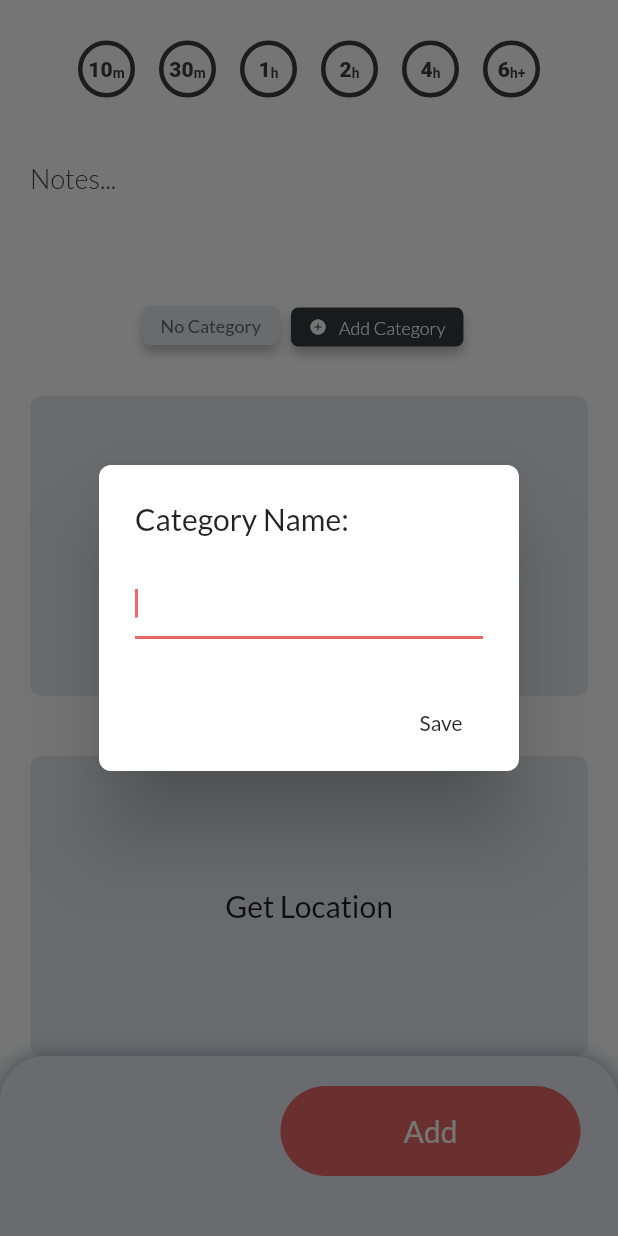
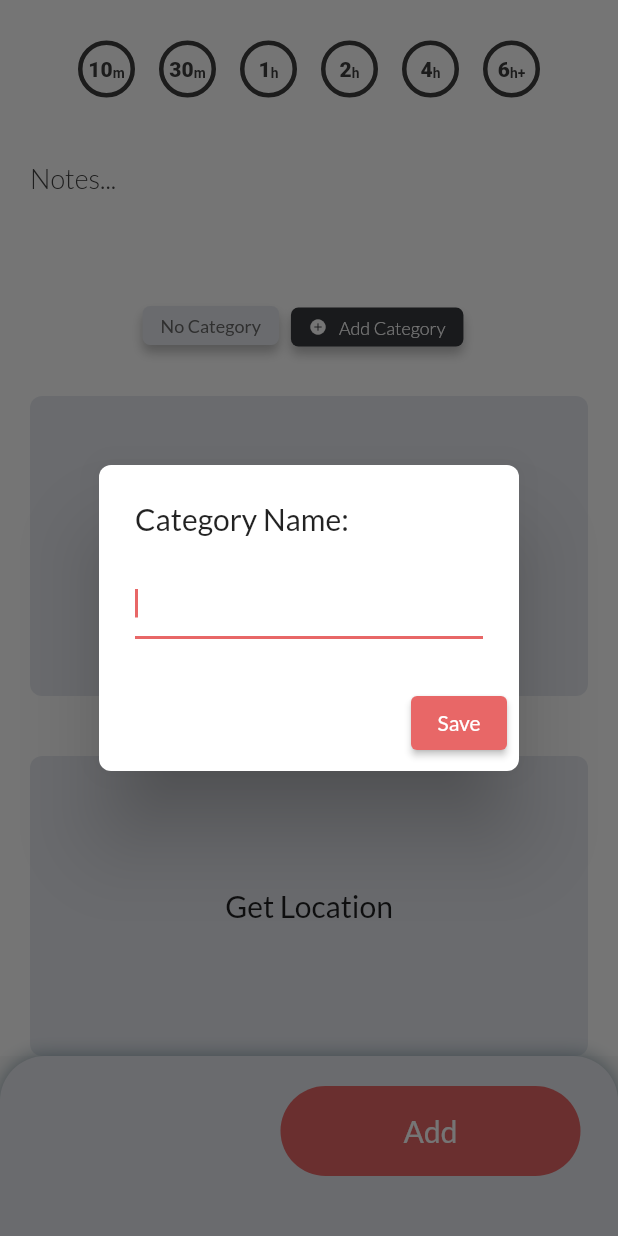
Before and after one commit to contrite/freetime, a Flutter app: the AddTaskScreen screen opened directly, scrolled down 159 dp, after a tap on "Add Category", on a phone screen of 412 x 824 dp. Run offline on Flutter 3.47's test engine with Material 2 defaults, Android fonts, the phone set to English and light mode, and no system bars; our stand-ins replace google_fonts, image_picker, location, rive, sqflite; accounts and stored records are empty.

Commit message:
ok, lots of things i guess

```diff
--- a/lib/Models/task_model.dart
+++ b/lib/Models/task_model.dart
@@ -31,7 +31,7 @@ class Task {
       this.imagePath});
 
   Map<String, dynamic> toMap() {
-    final map = Map<String, dynamic>();
+    final map = <String, dynamic>{};
     if (id != null) {
       map['id'] = id;
     }
--- a/lib/Widgets/activity_list_item.dart
+++ b/lib/Widgets/activity_list_item.dart
@@ -13,7 +13,7 @@ class ActivityListItem extends StatelessWidget {
   // final String timeType;
   final Task task;
 
-  const ActivityListItem({required this.task});
+  const ActivityListItem({Key? key, required this.task}) : super(key: key);
 
   @override
   Widget build(BuildContext context) {
@@ -31,7 +31,7 @@ class ActivityListItem extends StatelessWidget {
                     children: <Widget>[
                       Padding(
                         padding: const EdgeInsets.fromLTRB(0.0, 14.0, 0.0, 0.0),
-                        child: Container(
+                        child: SizedBox(
                           width: MediaQuery.of(context).size.width - 160,
                           child: Text(
                             task.title,
--- a/lib/Widgets/time_selector.dart
+++ b/lib/Widgets/time_selector.dart
@@ -1,5 +1,4 @@
 import 'package:flutter/material.dart';
-import 'package:freetime/Helpers/constants.dart';
 import 'package:freetime/Helpers/time_converter.dart';
 import 'package:google_fonts/google_fonts.dart';
 
@@ -33,10 +32,6 @@ class _TimeSelectorState extends State<TimeSelector>
     super.initState();
   }
 
-  @override
-  void dispose() {
-    super.dispose();
-  }
 
   @override
   void setState(fn) {
@@ -47,7 +42,7 @@ class _TimeSelectorState extends State<TimeSelector>
   Widget build(BuildContext context) {
     final _width = MediaQuery.of(context).size.width;
 
-    return Container(
+    return SizedBox(
       //color: Colors.pink,
       width: _width,
       height: 60,
@@ -87,7 +82,7 @@ class _TimeSelectorState extends State<TimeSelector>
 class TimeDot extends StatefulWidget {
   final TimeDotModel _timeDotModel;
 
-  TimeDot(this._timeDotModel);
+  const TimeDot(this._timeDotModel, {Key? key}) : super(key: key);
 
   @override
   _TimeDotState createState() => _TimeDotState();
--- a/lib/add_task_screen.dart
+++ b/lib/add_task_screen.dart
@@ -29,15 +29,15 @@ class _AddTaskScreenState extends State<AddTaskScreen> {
   String _title = '';
   String _notes = 'Notes...';
   DateTime _date = DateTime.now();
-  TextEditingController _dateController = TextEditingController();
-  TextEditingController _categoryController = TextEditingController();
+  final TextEditingController _dateController = TextEditingController();
+  final TextEditingController _categoryController = TextEditingController();
   final DateFormat _dateFormat = DateFormat('MMM dd, yyyy');
   List<Category> categories = [];
   List<String> categoryTitles = [];
   int _time = 1;
-  double _selectedTime = 2;
+  final double _selectedTime = 2;
   String _imagePath = '';
-  Location _location = Location();
+  final Location _location = Location();
   LocationData? _currentPosition;
   List<int> timesList = [10, 30, 1, 2, 4, 6];
   File? imageFile;
@@ -70,7 +70,7 @@ class _AddTaskScreenState extends State<AddTaskScreen> {
     }
     _dateController.text = _dateFormat.format(_date);
     if (categories.isEmpty) {
-      categories.add(Category(title: 'No Category'));
+      categories.add(const Category(title: 'No Category'));
     }
   }
 
@@ -193,12 +193,12 @@ class _AddTaskScreenState extends State<AddTaskScreen> {
           },
           style: ButtonStyle(
               padding: MaterialStateProperty.all<EdgeInsets>(
-                  EdgeInsets.fromLTRB(0.0, 8.0, 8.0, 12.0))),
+                  const EdgeInsets.fromLTRB(0.0, 8.0, 8.0, 12.0))),
           //padding: const EdgeInsets.fromLTRB(0.0, 8.0, 8.0, 12.0),
           child: Container(
             decoration: BoxDecoration(
               color: darkColor,
-              borderRadius: new BorderRadius.circular(5.0),
+              borderRadius: BorderRadius.circular(5.0),
               boxShadow: const <BoxShadow>[
                 BoxShadow(
                   color: Color(0x40000000),
@@ -207,12 +207,12 @@ class _AddTaskScreenState extends State<AddTaskScreen> {
                 ),
               ],
             ),
-            child: Padding(
-              padding: const EdgeInsets.fromLTRB(12.0, 6.0, 12.0, 6.0),
+            child: const Padding(
+              padding: EdgeInsets.fromLTRB(12.0, 6.0, 12.0, 6.0),
               child: Row(
                 mainAxisSize: MainAxisSize.min,
                 mainAxisAlignment: MainAxisAlignment.center,
-                children: const <Widget>[
+                children: <Widget>[
                   Icon(
                     Icons.add_circle,
                     size: 12,
@@ -251,7 +251,7 @@ class _AddTaskScreenState extends State<AddTaskScreen> {
               controller: _categoryController,
             ),
             actions: <Widget>[
-              FlatButton(
+              ElevatedButton(
                 onPressed: () {
                   Navigator.of(context)
                       .pop(_categoryController.text.toString());
@@ -359,7 +359,7 @@ class _AddTaskScreenState extends State<AddTaskScreen> {
                   children: <Widget>[
                     GestureDetector(
                       onTap: () => Navigator.pop(context),
-                      child: Icon(
+                      child: const Icon(
                         Icons.arrow_back_ios,
                         color: darkColor,
                         size: 30,
@@ -398,7 +398,7 @@ class _AddTaskScreenState extends State<AddTaskScreen> {
                     child: Column(
                       children: <Widget>[
                         Padding(
-                          padding: EdgeInsets.fromLTRB(0, 0, 0, 0),
+                          padding: const EdgeInsets.fromLTRB(0, 0, 0, 0),
                           child: TextFormField(
                             textCapitalization: TextCapitalization.words,
                             style: GoogleFonts.lato(
@@ -407,7 +407,7 @@ class _AddTaskScreenState extends State<AddTaskScreen> {
                                     fontSize: 36,
                                     fontWeight: FontWeight.w500)),
                             autofocus: widget.task == null ? true : false,
-                            decoration: InputDecoration(
+                            decoration: const InputDecoration(
                               //labelText: 'Title',
                               labelStyle: TextStyle(fontSize: 20),
                               border: InputBorder.none,
@@ -465,7 +465,7 @@ class _AddTaskScreenState extends State<AddTaskScreen> {
                         ),
 
                         Padding(
-                          padding: EdgeInsets.symmetric(vertical: 10),
+                          padding: const EdgeInsets.symmetric(vertical: 10),
                           child: TextFormField(
                             textCapitalization: TextCapitalization.sentences,
                             maxLines: 3,
@@ -474,7 +474,7 @@ class _AddTaskScreenState extends State<AddTaskScreen> {
                                     color: Colors.grey[800],
                                     fontSize: 18,
                                     fontWeight: FontWeight.w300)),
-                            decoration: InputDecoration(
+                            decoration: const InputDecoration(
                               // labelText: 'Notes...',
                               // labelStyle: TextStyle(fontSize: 15),
                               border: InputBorder.none,
@@ -513,7 +513,8 @@ class _AddTaskScreenState extends State<AddTaskScreen> {
                                         borderRadius: BorderRadius.circular(8)),
                                     width: MediaQuery.of(context).size.width,
                                     height: 200,
-                                    margin: EdgeInsets.symmetric(vertical: 20),
+                                    margin: const EdgeInsets.symmetric(
+                                        vertical: 20),
                                     child: ClipRRect(
                                       borderRadius: BorderRadius.circular(8),
                                       child: Image.file(
@@ -528,13 +529,14 @@ class _AddTaskScreenState extends State<AddTaskScreen> {
                                         borderRadius: BorderRadius.circular(8)),
                                     width: MediaQuery.of(context).size.width,
                                     height: 200,
-                                    margin: EdgeInsets.symmetric(vertical: 20),
+                                    margin: const EdgeInsets.symmetric(
+                                        vertical: 20),
                                     // color: Colors.black12,
                                     child: TextButton(
                                       onPressed: () {
                                         _takePic(ImageSource.gallery);
                                       },
-                                      child: Text(
+                                      child: const Text(
                                         '＋ Add Image',
                                         style: TextStyle(
                                             color: Colors.black87,
@@ -548,7 +550,7 @@ class _AddTaskScreenState extends State<AddTaskScreen> {
                               borderRadius: BorderRadius.circular(8)),
                           width: MediaQuery.of(context).size.width,
                           height: 200,
-                          margin: EdgeInsets.fromLTRB(0, 20, 0, 80),
+                          margin: const EdgeInsets.fromLTRB(0, 20, 0, 80),
                           // color: Colors.black12,
                           child: TextButton(
                             onPressed: () {
@@ -556,7 +558,7 @@ class _AddTaskScreenState extends State<AddTaskScreen> {
                             },
                             child: Text(
                               _locationText,
-                              style: TextStyle(
+                              style: const TextStyle(
                                   color: Colors.black87, fontSize: 20),
                             ),
                           ),
@@ -619,38 +621,38 @@ class _AddTaskScreenState extends State<AddTaskScreen> {
                 offset: Offset(0, 0))
           ],
         ),
-        padding: EdgeInsets.only(left: 25, right: 25, bottom: 20),
+        padding: const EdgeInsets.only(left: 25, right: 25, bottom: 20),
         child: Row(
           mainAxisAlignment: MainAxisAlignment.spaceBetween,
           children: <Widget>[
             widget.task != null
                 ? Container(
-                    margin: EdgeInsets.symmetric(vertical: 20.0),
+                    margin: const EdgeInsets.symmetric(vertical: 20.0),
                     height: 60,
                     width: 60,
                     decoration: BoxDecoration(
                         color: Theme.of(context).primaryColor,
                         borderRadius: BorderRadius.circular(30)),
                     child: TextButton(
-                      child: Icon(
+                      child: const Icon(
                         Icons.delete,
                         color: Colors.white,
                       ),
                       onPressed: _delete,
                     ),
                   )
-                : SizedBox.shrink(),
+                : const SizedBox.shrink(),
             Container(
-              margin: EdgeInsets.symmetric(vertical: 20.0),
+              margin: const EdgeInsets.symmetric(vertical: 20.0),
               height: 60,
               width: 200,
               decoration: BoxDecoration(
                   color: Theme.of(context).primaryColor,
                   borderRadius: BorderRadius.circular(30)),
-              child: FlatButton(
+              child: TextButton(
                 child: Text(
                   widget.task == null ? 'Add' : 'Update',
-                  style: TextStyle(color: Colors.white, fontSize: 20),
+                  style: const TextStyle(color: Colors.white, fontSize: 20),
                 ),
                 onPressed: _submit,
               ),
@@ -664,7 +666,7 @@ class _AddTaskScreenState extends State<AddTaskScreen> {
   List<Category> getCategories() {
     List<Category> cats = [];
     for (var c in widget.task!.categories) {
-      if (c != null && c != '') {
+      if (c != '') {
         cats.add(Category(title: c));
       }
     }
--- a/lib/main.dart
+++ b/lib/main.dart
@@ -3,9 +3,11 @@ import 'package:freetime/activity_list_screen.dart';
 import 'package:google_fonts/google_fonts.dart';
 import 'package:flutter/services.dart';
 
-void main() => runApp(MyApp());
+void main() => runApp(const MyApp());
 
 class MyApp extends StatelessWidget {
+  const MyApp({Key? key}) : super(key: key);
+
   // This widget is the root of your application.
   @override
   Widget build(BuildContext context) {
@@ -19,7 +21,7 @@ class MyApp extends StatelessWidget {
         ),
         primarySwatch: myColor,
       ),
-      home: ActivityListScreen(),
+      home: const ActivityListScreen(),
     );
   }
 }
--- a/pubspec.yaml
+++ b/pubspec.yaml
@@ -35,9 +35,9 @@ dependencies:
   path_provider: ^2.0.9
   sqflite: ^2.0.0+3
   flutter_launcher_icons: ^0.9.0
-  google_fonts: ^2.2.0
+  google_fonts: ^4.0.0
   # flare_flutter: ^1.8.3
-  rive: ^0.7.22
+  rive: ^0.11.1
   camera: ^0.9.4+20
   image_picker: ^0.8.3+2
   location: ^4.2.0
```
Also changed, not shown: lib/Helpers/database_helper.dart (+24 -1 lines), lib/activity_list_screen.dart (+91 -17 lines), pubspec.lock, 7 other files.
